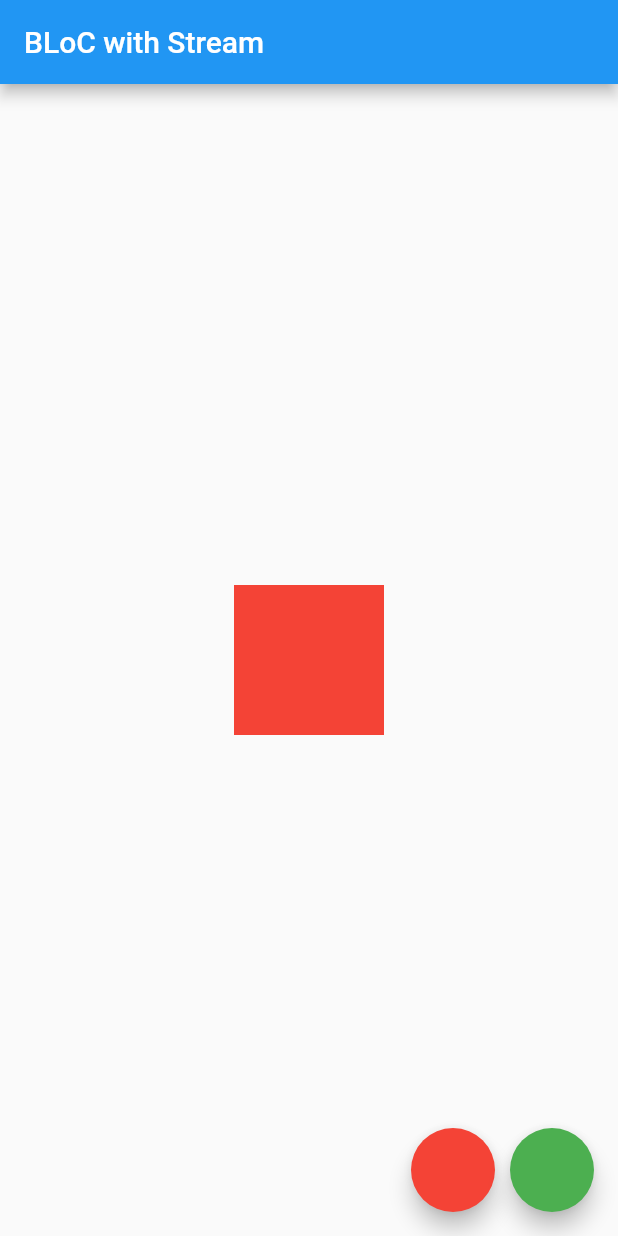
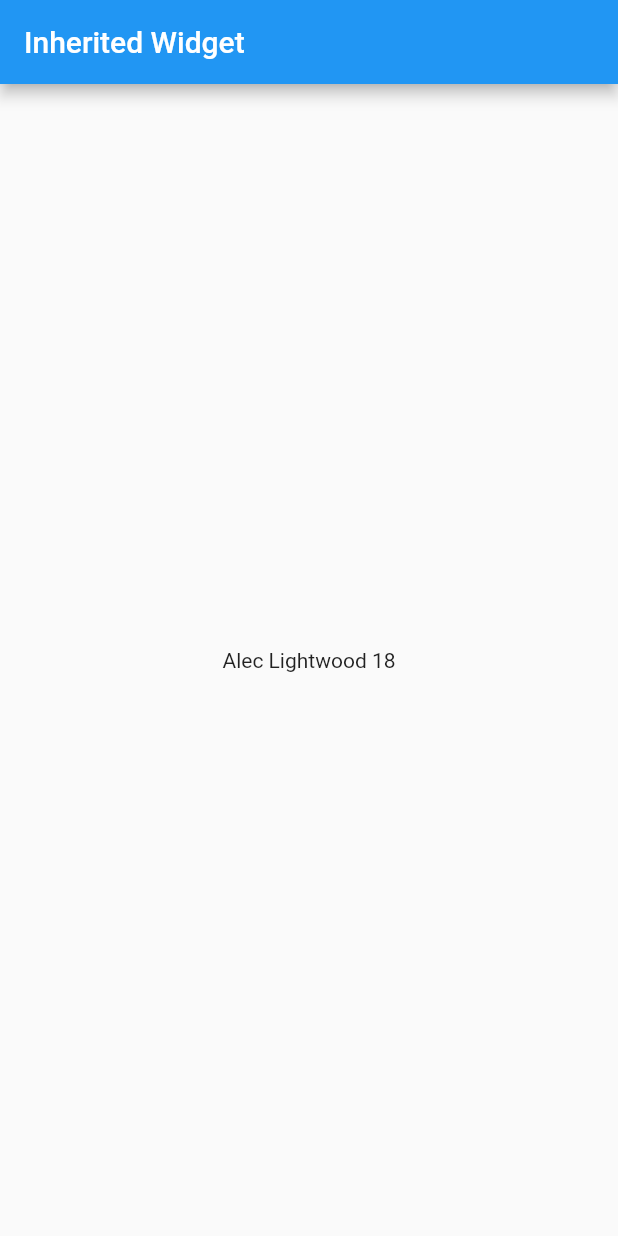
Before and after one commit to BekirovaMavile/flutter_application_first, a Flutter app: the screen it shows after launch, on a phone screen of 412 x 824 dp. Run offline on Flutter 3.47's test engine with Material 2 defaults, Android fonts, the phone set to English and light mode, and no system bars.

Commit message:
inherited widget

```diff
--- a/lib/color_bloc.dart
+++ /dev/null
@@ -1,27 +0,0 @@
-import 'package:flutter/material.dart';
-import 'dart:async';
-
-class ColorBloc{
-  ColorBloc(){
-    _eventStreamController.stream.listen(_mapEventToState);
-  }
-  final _cololStreamController = StreamController<Color>();
-  final _eventStreamController = StreamController<String>();
-
-  Stream<Color> get colorForListen => _cololStreamController.stream;
-  StreamSink<String> get sinkForEventSend => _eventStreamController.sink;
-
-  void _mapEventToState(String event){
-    if(event == 'red'){
-      _cololStreamController.sink.add(Colors.red);
-    }
-    if (event == 'green') {
-      _cololStreamController.sink.add(Colors.green);
-    }
-  }
-
-  void dispose(){
-    _cololStreamController.close();
-    _eventStreamController.close();
-  }
-}
--- a/lib/main.dart
+++ b/lib/main.dart
@@ -1,83 +1,18 @@
 import 'package:flutter/material.dart';
-import 'package:flutter_application_1/color_bloc.dart';
+import './screens/inherited.dart';
 
-void main() {
-  runApp(const MyApp());
-}
+void main() => runApp(const MyApp());
 
 class MyApp extends StatelessWidget {
   const MyApp({super.key});
+
   @override
   Widget build(BuildContext context) {
     return const MaterialApp(
-      title: 'Counter',
-      home: MyHomePage(),
-    );
-  }
-}
-
-class MyHomePage extends StatefulWidget {
-  const MyHomePage({super.key});
-  @override
-  State<MyHomePage> createState() => _MyHomePageState();
-}
-
-class _MyHomePageState extends State<MyHomePage> {
-  // var color = Colors.red;
-  final _bloc = ColorBloc();
-
-  // void onRedTap() {
-  //   color = Colors.red;
-  //   setState(() {});
-  // }
-
-  // void onGreenTap() {
-  //   color = Colors.green;
-  //   setState(() {});
-  // }
-  @override
-  void dispose() {
-    _bloc.dispose();
-    super.dispose();
-  }
-
-  @override
-  Widget build(BuildContext context) {
-    return Scaffold(
-      appBar: AppBar(
-        title: const Text('BLoC with Stream'),
-      ),
-      body: Center(
-        child: StreamBuilder(
-          stream: _bloc.colorForListen,
-          initialData: Colors.red,
-          builder: (context, snapshot) {
-          return AnimatedContainer(
-            height: 100,
-            width: 100,
-            color: snapshot.data,
-            duration: const Duration(milliseconds: 500)
-            );
-        },
-      ),
-      ),
-      floatingActionButton: Row(
-        mainAxisAlignment: MainAxisAlignment.end,
-        children: <Widget>[
-          FloatingActionButton(
-            backgroundColor: Colors.red,
-            onPressed: (){
-              _bloc.sinkForEventSend.add('red');
-            }
-          ),
-          const SizedBox(width: 10),
-          FloatingActionButton(
-            backgroundColor: Colors.green,
-            onPressed: () {
-                _bloc.sinkForEventSend.add('green');
-              }
-          )
-        ],
+      title: 'Inherited Widget',
+      home: HomePage(
+        name: 'Alec Lightwood',
+        age: '18',
       ),
     );
   }
--- /dev/null
+++ b/lib/screens/inherited.dart
@@ -0,0 +1,57 @@
+import 'package:flutter/material.dart';
+
+class HomePage extends StatelessWidget {
+  const HomePage({super.key, required this.name, required this.age});
+  final String name;
+  final String age;
+
+  @override
+  Widget build(BuildContext context) {
+    return Scaffold(
+      appBar: AppBar(
+        title: const Text('Inherited Widget'),
+      ),
+      body: MyInheritedWidget(
+        name,
+        age,
+        child: const FirstChild(),
+      )
+    );
+  }
+}
+class FirstChild extends StatelessWidget {
+  const FirstChild({super.key});
+
+  @override
+  Widget build(BuildContext context) {
+    return const SecondChild();
+  }
+}
+class SecondChild extends StatelessWidget {
+  const SecondChild({super.key});
+
+  @override
+  Widget build(BuildContext context) {
+    return const ThirdChild();
+  }
+}
+class ThirdChild extends StatelessWidget {
+  const ThirdChild({super.key});
+
+  @override
+  Widget build(BuildContext context) {
+    final hunter = context.dependOnInheritedWidgetOfExactType<MyInheritedWidget>() as MyInheritedWidget;
+    return Center(
+      child: Text('${hunter.name} ${hunter.age}'),
+    );
+  }
+}
+
+class MyInheritedWidget extends InheritedWidget{
+  const MyInheritedWidget(this.name, this.age, {super.key, required super.child});
+  final String name;
+  final String age;
+
+  @override
+  bool updateShouldNotify(covariant MyInheritedWidget oldWidget) => name != oldWidget.name || age != oldWidget.age;
+}
```
